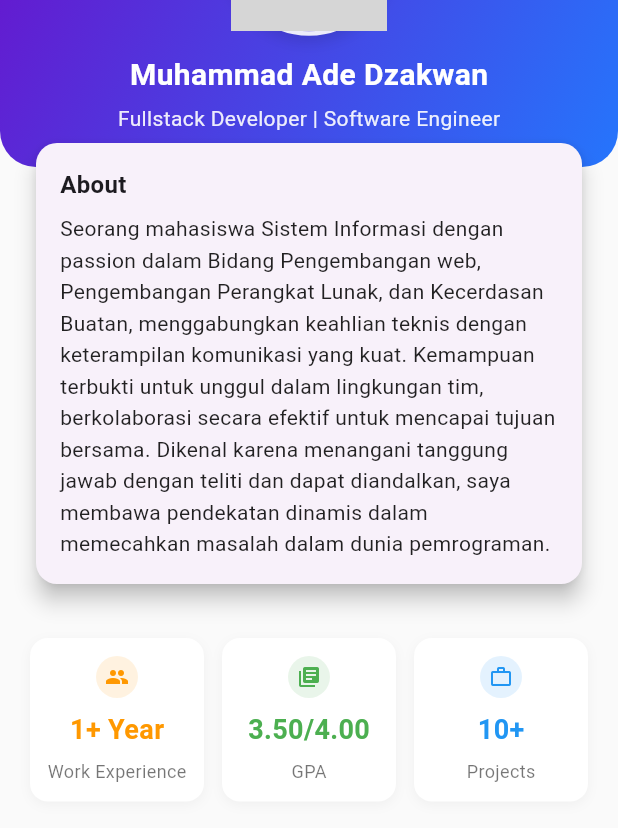
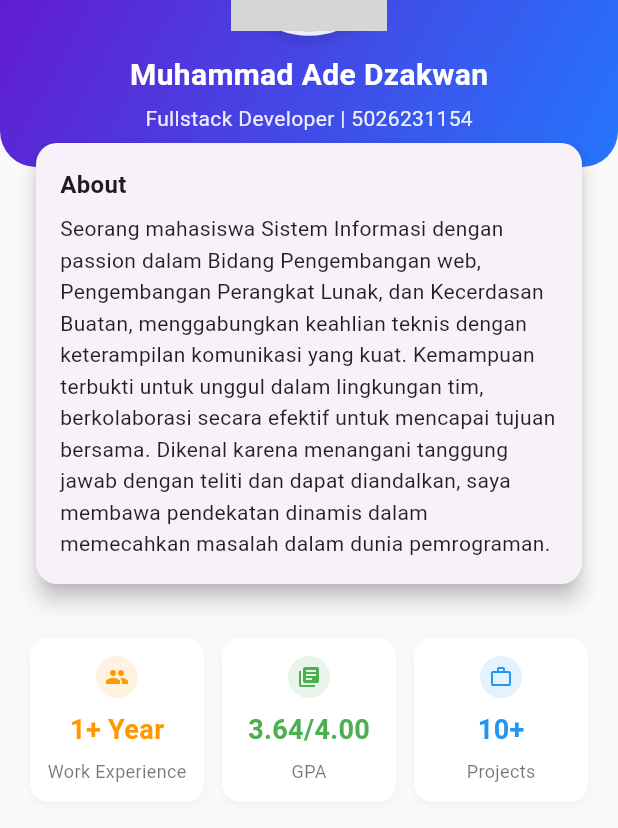
Before and after one commit to nawa316/my-profile-app, a Flutter app: the screen it shows after launch, on a phone screen of 412 x 824 dp. Shown: the part 247-1075 px from the top of the screen. Run offline on Flutter 3.47's test engine with Material 3 defaults, Android fonts, the phone set to English and light mode, and no system bars; grey boxes are pictures that could not be loaded.

```diff
--- a/lib/screen/profile_page.dart
+++ b/lib/screen/profile_page.dart
@@ -63,7 +63,7 @@ class ProfilePage extends StatelessWidget {
                         const SizedBox(height: 12),
                         const Text('Muhammad Ade Dzakwan', style: TextStyle(color: Colors.white, fontSize: 20, fontWeight: FontWeight.w700)),
                         const SizedBox(height: 4),
-                        const Text('Fullstack Developer | Software Engineer', style: TextStyle(color: Color.fromRGBO(255,255,255,0.9), fontSize: 14)),
+                        const Text('Fullstack Developer | 5026231154', style: TextStyle(color: Color.fromRGBO(255,255,255,0.9), fontSize: 14)),
                       ],
                     ),
                   ),
@@ -106,7 +106,7 @@ class ProfilePage extends StatelessWidget {
                 children: [
                   _statItem(Icons.group, 'Work Experience', '1+ Year', Colors.orange),
                   const SizedBox(width: 12),
-                  _statItem(Icons.my_library_books, 'GPA', '3.50/4.00', Colors.green),
+                  _statItem(Icons.my_library_books, 'GPA', '3.64/4.00', Colors.green),
                   const SizedBox(width: 12),
                   _statItem(Icons.work_outline, 'Projects', '10+', Colors.blue),
                 ],
```
Also changed, not shown: 2 other files.
